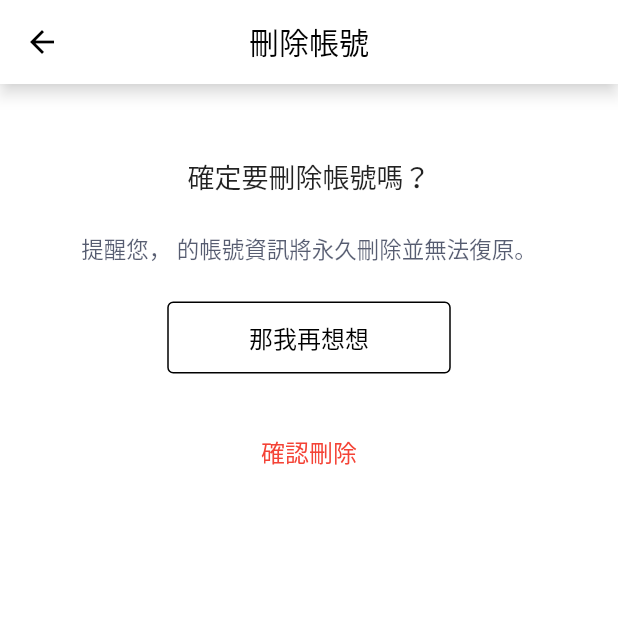
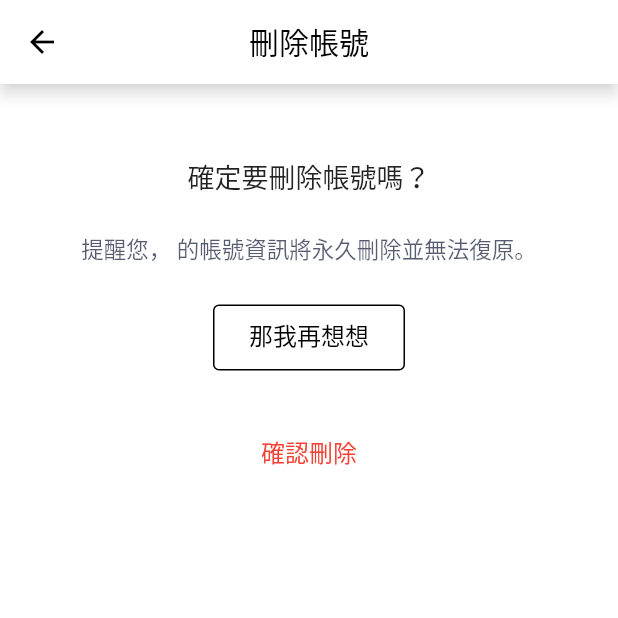
Before and after one commit to mirror-media/READrMeshApp, a Flutter app: the DeleteMemberPage screen opened directly with empty values, on a phone screen of 412 x 824 dp, the top half of it. Run offline on Flutter 3.47's test engine with Material 2 defaults, Android fonts, the phone set to English and light mode, and no system bars; our stand-ins replace audioplayers, auto_route, bloc, cached_network_image, carousel_slider, chewie and 20 more; missing offline and left inert: app_settings, flutter_embedded_webview, flutter_inappwebview, pausable_timer, youtube_explode_dart; accounts and stored records are empty; statements that could not run were skipped; project files that could hold a hidden picture were left out.

Commit message:
Optimized button

```diff
--- a/lib/pages/memberCenter/deleteMemberPage.dart
+++ b/lib/pages/memberCenter/deleteMemberPage.dart
@@ -99,7 +99,8 @@ class _DeleteMemberPageState extends State<DeleteMemberPage> {
         ),
         Container(
           height: 48,
-          padding: const EdgeInsets.symmetric(horizontal: 71.5),
+          margin: const EdgeInsets.symmetric(horizontal: 24),
+          alignment: Alignment.center,
           child: OutlinedButton(
             onPressed: () {
               if (_isInitialized) {
@@ -109,6 +110,7 @@ class _DeleteMemberPageState extends State<DeleteMemberPage> {
               }
             },
             style: OutlinedButton.styleFrom(
+              padding: const EdgeInsets.fromLTRB(24, 8, 24, 12),
               side: const BorderSide(
                 color: Colors.black,
                 width: 1,
@@ -116,7 +118,6 @@ class _DeleteMemberPageState extends State<DeleteMemberPage> {
             ),
             child: Text(
               buttonText,
-              softWrap: true,
               style: const TextStyle(
                 fontSize: 16,
                 fontWeight: FontWeight.w400,
```
